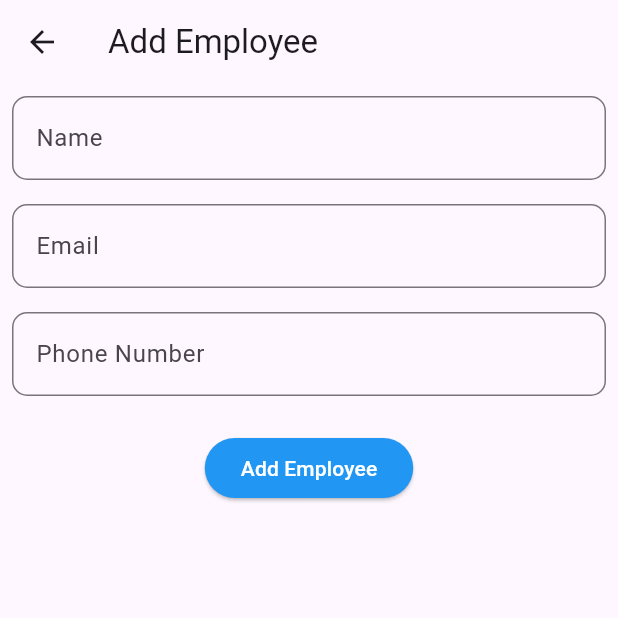
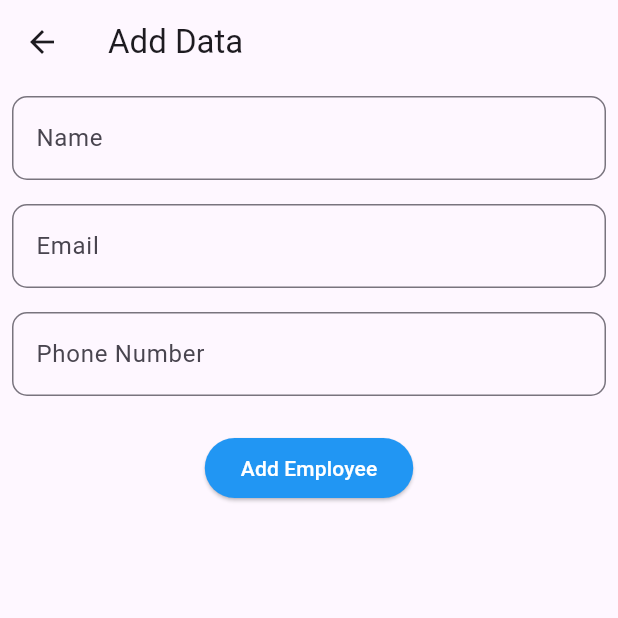
Before and after one commit to princepansuriya53/Flutter-CRUD-Operations, a Flutter app: the screen it shows after launch, after a tap on the "add" icon, on a phone screen of 412 x 824 dp, the top half of it. Run offline on Flutter 3.47's test engine with Material 3 defaults, Android fonts, the light colour scheme and no system bars.

Commit message:
Intial commit

```diff
--- a/lib/AddEmpolye.dart
+++ b/lib/AddEmpolye.dart
@@ -36,8 +36,7 @@ class _AddEmployeeScreenState extends State<AddEmployeeScreen> {
   Widget build(BuildContext context) {
     return Scaffold(
       appBar: AppBar(
-        title: Text(
-            widget.initialEmployee != null ? 'Edit Employee' : 'Add Employee'),
+        title: Text(widget.initialEmployee != null ? 'Edit Data' : 'Add Data'),
       ),
       body: Column(
         children: [
--- a/lib/homepage.dart
+++ b/lib/homepage.dart
@@ -14,16 +14,16 @@ class _EmployeeListScreenState extends State<EmployeeListScreen> {
   Widget build(BuildContext context) {
     return Scaffold(
       appBar: AppBar(
-        title: const Text('Employee List'),
+        title: const Text('Data List'),
       ),
       body: employees.isEmpty
-          ? const Center(child: Text('No Employees added yet.'))
+          ? const Center(child: Text('No Data added yet.'))
           : ListView.builder(
+              padding: const EdgeInsets.all(10),
               itemCount: employees.length,
               itemBuilder: (context, index) {
-                return Padding(
-                  padding: const EdgeInsets.all(8.0),
-                  child: Card(
+                return Card(
+                    color: Colors.cyan.shade50,
                     child: ListTile(
                       title: Text("Name:- ${employees[index].name}"),
                       subtitle: Column(
@@ -41,8 +41,7 @@ class _EmployeeListScreenState extends State<EmployeeListScreen> {
                             icon: const Icon(Icons.delete),
                             onPressed: () => deleteEmployee(index))
                       ]),
-                  )),
-                );
+                    ));
               },
             ),
       floatingActionButton: FloatingActionButton(
```
Lines whose indentation alone changed are shown as unchanged.
